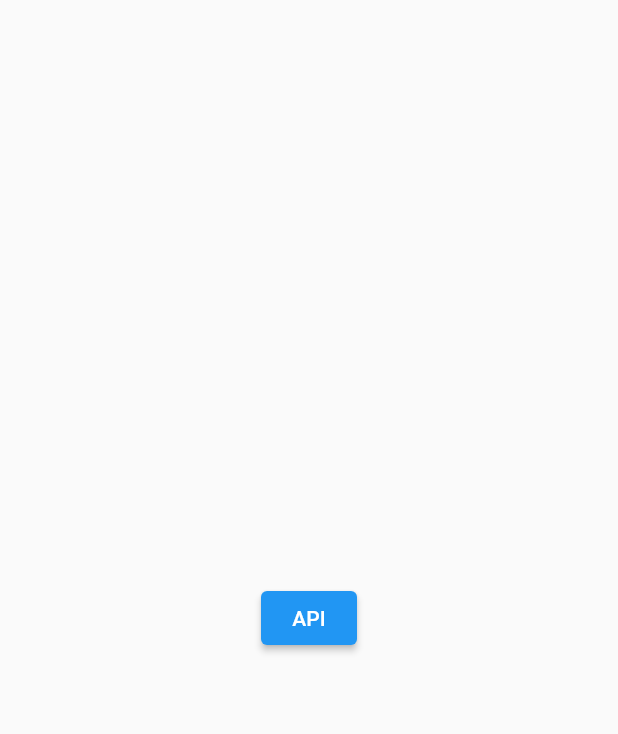
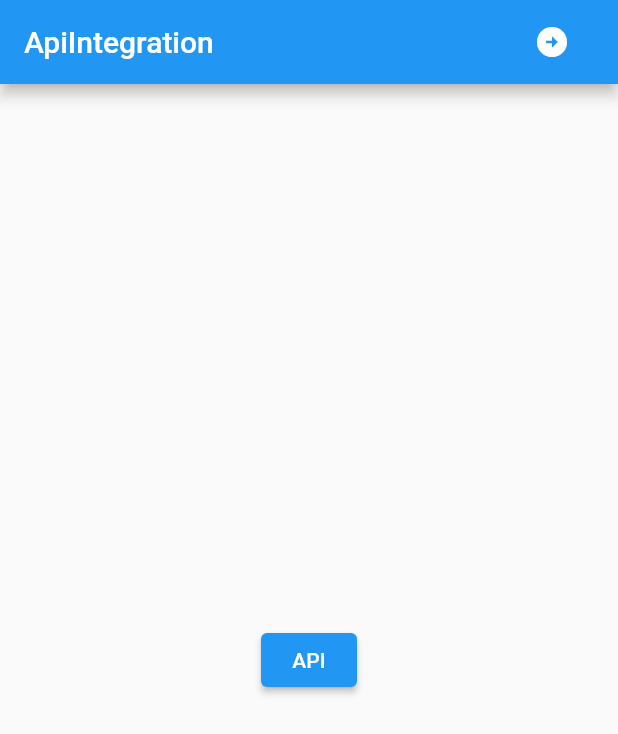
Before and after one commit to AKASH-ROYAL/flutterTraining_June_July, a Flutter app: the screen it shows after launch, on a phone screen of 412 x 824 dp. Shown: the top 734 px of the screen. Run offline on Flutter 3.47's test engine with Material 2 defaults, Android fonts, the phone set to English and light mode, and no system bars.

```diff
--- a/lib/view/07092023.dart
+++ b/lib/view/07092023.dart
@@ -2,6 +2,8 @@ import 'dart:convert';
 
 import 'package:flutter/material.dart';
 import 'package:http/http.dart' as http;
+
+import '06082023.dart';
 
 class ApiIntegration extends StatefulWidget {
   const ApiIntegration({super.key});
@@ -14,6 +16,22 @@ class _ApiIntegrationState extends State<ApiIntegration> {
   @override
   Widget build(BuildContext context) {
     return Scaffold(
+      appBar: AppBar(
+        title: Text("ApiIntegration"),
+        actions: [
+          Container(
+              padding: EdgeInsets.only(right: 20),
+              child: IconButton(
+                onPressed: () {
+                  Navigator.pushReplacement(context,
+                      MaterialPageRoute(builder: (context) => UiUpdation()));
+
+                  print("TApped");
+                },
+                icon: Icon(Icons.arrow_circle_right_sharp),
+              ))
+        ],
+      ),
       body: Center(
         child: ElevatedButton(
           onPressed: () async {
```
Also changed, not shown: lib/view/06082023.dart (+15 -4 lines), lib/view/myFirstApp.dart (+10 -14 lines).
